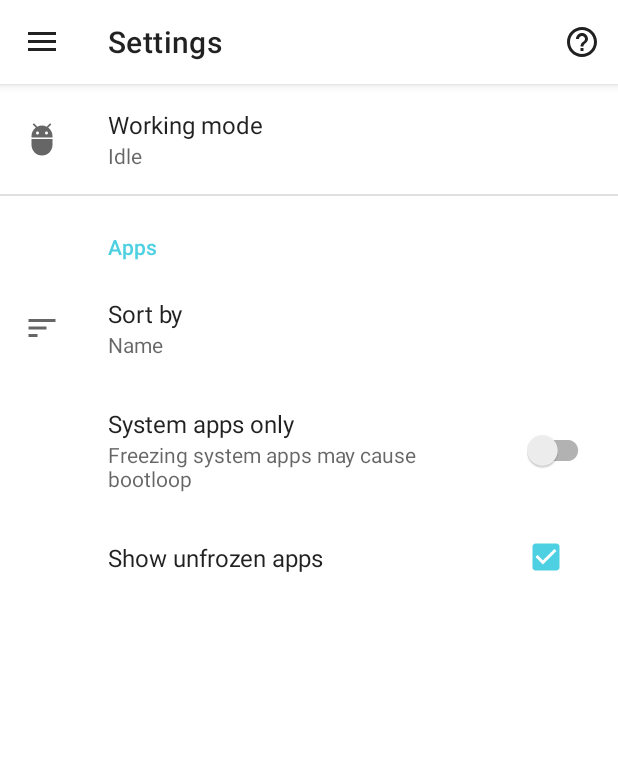
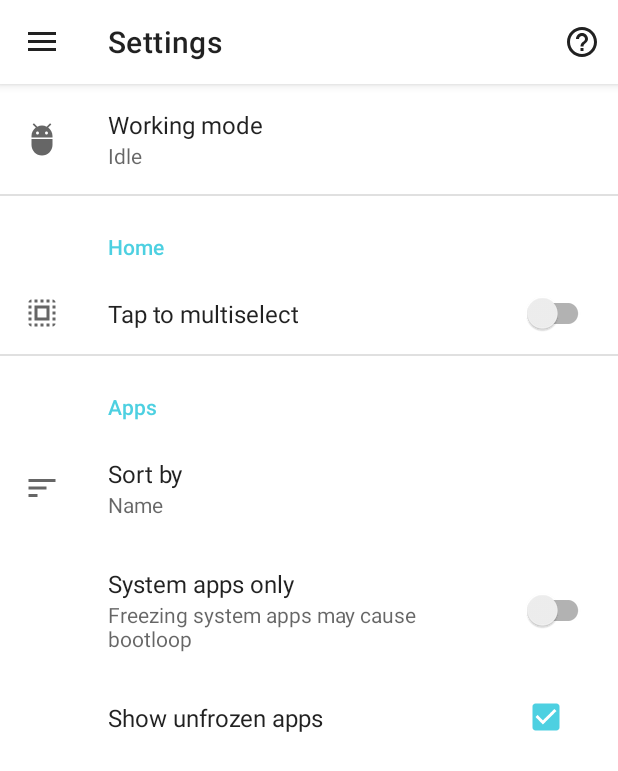
Before and after one commit to aistra0528/Hail, an Android app: the screen it shows after launch (MainActivity), in the side drawer, after a tap on "Settings", on a phone screen of 412 x 824 dp. Shown: the top 771 px of the screen. Run offline under Robolectric (Android 15) with nearby library versions, the phone set to English and light mode, and no system bars; our stand-ins replace androidx.preference, navigation-ui; libraries missing offline, so code that uses them is left out: rikka.shizuku.

```diff
--- a/app/src/main/kotlin/com/aistra/hail/app/HailData.kt
+++ b/app/src/main/kotlin/com/aistra/hail/app/HailData.kt
@@ -37,27 +37,24 @@ object HailData {
     const val SORT_UPDATE = "update"
     private const val KEY_ID = "id"
     private const val KEY_TAG = "tag"
-    private const val KEY_ACTIVATED_ID = "activated_id"
+    private const val KEY_AID = "aid"
+    private const val KEY_TAP_TO_SELECT = "tap_to_select"
     private const val SHOW_SYSTEM_APPS = "show_system_apps"
     private const val SHOW_UNFROZEN_APPS = "show_unfrozen_apps"
 
     private val sp = PreferenceManager.getDefaultSharedPreferences(HailApp.app)
     val workingMode get() = sp.getString(WORKING_MODE, MODE_DEFAULT)
     val sortBy get() = sp.getString(SORT_BY, SORT_NAME)
+    val tapToSelect get() = sp.getBoolean(KEY_TAP_TO_SELECT, false)
     val showSystemApps get() = sp.getBoolean(SHOW_SYSTEM_APPS, false)
     val showUnfrozenApps get() = sp.getBoolean(SHOW_UNFROZEN_APPS, true)
 
-    val isActivated: Boolean
-        get() = sp.getString(KEY_ACTIVATED_ID, null).let {
-            it != null && (it == androidId || it.length == 64)
-        }
+    val isDeviceAid: Boolean get() = sp.getString(KEY_AID, null) == androidId
 
-    fun setActivatedId(id: String = androidId) = sp.edit().putString(KEY_ACTIVATED_ID, id).apply()
+    fun setAid() = sp.edit().putString(KEY_AID, androidId).apply()
 
     private val androidId: String
-        get() = Settings.System.getString(
-            HailApp.app.contentResolver, Settings.Secure.ANDROID_ID
-        )
+        get() = Settings.System.getString(HailApp.app.contentResolver, Settings.Secure.ANDROID_ID)
 
     private val dir = "${HailApp.app.filesDir.path}/v1"
     private val appsPath = "$dir/apps.json"
--- a/app/src/main/kotlin/com/aistra/hail/ui/about/AboutFragment.kt
+++ b/app/src/main/kotlin/com/aistra/hail/ui/about/AboutFragment.kt
@@ -111,7 +111,7 @@ class AboutFragment : MainFragment(), View.OnClickListener {
     }
 
     private fun onRedeem(): Boolean {
-        if (HailData.isActivated) {
+        if (HailData.isDeviceAid) {
             aboutViewModel.snack.value = R.string.msg_redeem
             return true
         }
--- a/app/src/main/kotlin/com/aistra/hail/ui/apps/AppsAdapter.kt
+++ b/app/src/main/kotlin/com/aistra/hail/ui/apps/AppsAdapter.kt
@@ -55,7 +55,7 @@ object AppsAdapter : ListAdapter<PackageInfo, AppsAdapter.ViewHolder>(
             }
         }
 
-    fun refreshList(layout: SwipeRefreshLayout, query: String? = null) {
+    fun updateCurrentList(layout: SwipeRefreshLayout, query: String? = null) {
         layout.isRefreshing = true
         debounce?.cancel()
         debounce = object : TimerTask() {
@@ -69,7 +69,7 @@ object AppsAdapter : ListAdapter<PackageInfo, AppsAdapter.ViewHolder>(
                 }
             }
         }
-        timer.schedule(debounce, 1000)
+        timer.schedule(debounce, 100)
     }
 
     override fun onCreateViewHolder(parent: ViewGroup, viewType: Int): ViewHolder = ViewHolder(
--- a/app/src/main/kotlin/com/aistra/hail/ui/apps/AppsFragment.kt
+++ b/app/src/main/kotlin/com/aistra/hail/ui/apps/AppsFragment.kt
@@ -40,13 +40,13 @@ class AppsFragment : MainFragment(), AppsAdapter.OnItemClickListener,
                     onItemCheckedChangeListener = this@AppsFragment
                 }
             })
-            setOnRefreshListener { AppsAdapter.refreshList(this) }
+            setOnRefreshListener { AppsAdapter.updateCurrentList(this) }
         }
     }
 
     override fun onViewCreated(view: View, savedInstanceState: Bundle?) {
         super.onViewCreated(view, savedInstanceState)
-        AppsAdapter.refreshList(refreshLayout)
+        AppsAdapter.updateCurrentList(refreshLayout)
     }
 
     override fun onItemClick(info: PackageInfo) {
@@ -124,7 +124,7 @@ class AppsFragment : MainFragment(), AppsAdapter.OnItemClickListener,
             SearchView.OnQueryTextListener {
             private var once = false
             override fun onQueryTextChange(newText: String): Boolean {
-                if (once) AppsAdapter.refreshList(refreshLayout, newText) else once = true
+                if (once) AppsAdapter.updateCurrentList(refreshLayout, newText) else once = true
                 refreshLayout.isEnabled = newText.isNullOrEmpty()
                 return true
             }
--- /dev/null
+++ b/app/src/main/res/drawable/ic_outline_select_all.xml
@@ -0,0 +1,10 @@
+<vector xmlns:android="http://schemas.android.com/apk/res/android"
+    android:width="24dp"
+    android:height="24dp"
+    android:tint="?attr/colorControlNormal"
+    android:viewportWidth="24"
+    android:viewportHeight="24">
+  <path
+      android:fillColor="@android:color/white"
+      android:pathData="M3,5h2L5,3c-1.1,0 -2,0.9 -2,2zM3,13h2v-2L3,11v2zM7,21h2v-2L7,19v2zM3,9h2L5,7L3,7v2zM13,3h-2v2h2L13,3zM19,3v2h2c0,-1.1 -0.9,-2 -2,-2zM5,21v-2L3,19c0,1.1 0.9,2 2,2zM3,17h2v-2L3,15v2zM9,3L7,3v2h2L9,3zM11,21h2v-2h-2v2zM19,13h2v-2h-2v2zM19,21c1.1,0 2,-0.9 2,-2h-2v2zM19,9h2L21,7h-2v2zM19,17h2v-2h-2v2zM15,21h2v-2h-2v2zM15,5h2L17,3h-2v2zM7,17h10L17,7L7,7v10zM9,9h6v6L9,15L9,9z" />
+</vector>
--- a/app/src/main/res/values/strings.xml
+++ b/app/src/main/res/values/strings.xml
@@ -49,6 +49,7 @@
     <string name="msg_set_do">Issue the command from adb:\n%s</string>
     <string name="title_remove_do">Remove Device Owner</string>
     <string name="msg_remove_do">Device Owner will be removed, it might be difficult to set it again after removal.\nHidden apps are still hidden after removal, make sure you have unhide important apps.</string>
+    <string name="tap_to_select">Tap to multiselect</string>
     <string name="sort_by">Sort by</string>
     <string name="sort_name">Name</string>
     <string name="sort_install">First install</string>
@@ -74,7 +75,7 @@
     <string name="activity_not_found">Launch activity not found</string>
     <string name="shizuku_missing">Shizuku missing :(</string>
     <string name="operation_failed">Operation failed: %s</string>
-    <string name="msg_multi_select">Selected: %s</string>
+    <string name="msg_selected">Selected: %s</string>
     <string name="msg_exported">Exported: %s</string>
     <string name="msg_imported">Imported: %s</string>
     <string name="msg_text_copied">Copied: %s</string>
--- a/app/src/main/res/xml/root_preferences.xml
+++ b/app/src/main/res/xml/root_preferences.xml
@@ -8,6 +8,15 @@
         app:key="working_mode"
         app:title="@string/working_mode"
         app:useSimpleSummaryProvider="true" />
+
+    <PreferenceCategory app:title="@string/title_home">
+
+        <SwitchPreferenceCompat
+            app:defaultValue="false"
+            app:icon="@drawable/ic_outline_select_all"
+            app:key="tap_to_select"
+            app:title="@string/tap_to_select" />
+    </PreferenceCategory>
 
     <PreferenceCategory app:title="@string/title_apps">
 
```
Also changed, not shown: app/build.gradle.kts (+4 -4 lines), app/src/main/kotlin/com/aistra/hail/ui/about/AboutViewModel.kt (+4 -7 lines), app/src/main/kotlin/com/aistra/hail/ui/home/HomeFragment.kt (+22 -30 lines), 1 other file.
